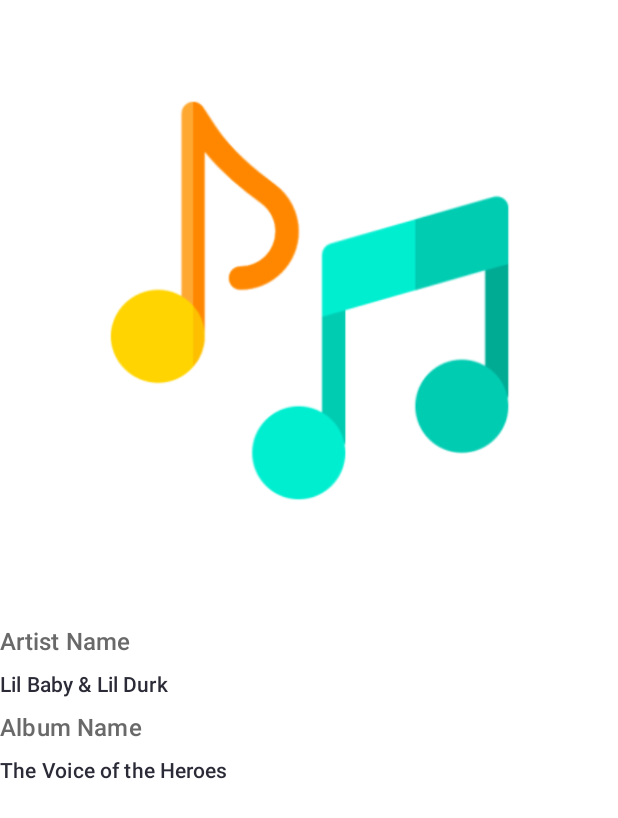
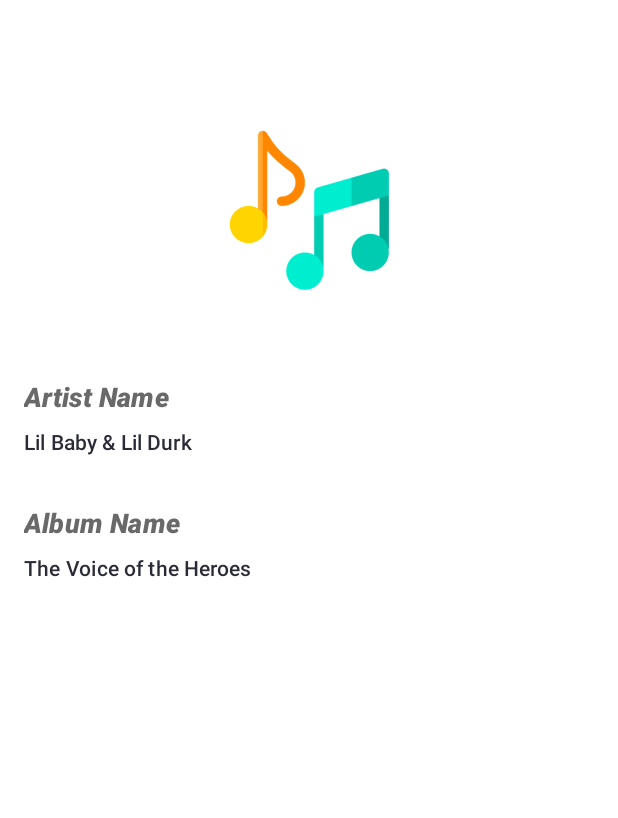
Before and after one commit to shirajsayed13/MusicBrowserApp, an Android app: the layout fragment_detail.xml on its own in the app's theme, with its tools: preview values and no code run, on a phone screen of 412 x 824 dp. Shown: the top 818 px of the screen. Run offline under Robolectric (Android 15) with nearby library versions, the phone set to English and light mode, and no system bars.

Commit message:
Add detail view for album in the genre list

```diff
--- a/app/build.gradle
+++ b/app/build.gradle
@@ -4,6 +4,7 @@ plugins {
     id 'kotlin-parcelize'
     id 'dagger.hilt.android.plugin'
     id 'kotlin-kapt'
+    id 'androidx.navigation.safeargs.kotlin'
 }
 
 apply from: '../dependencies.gradle'
--- a/app/src/main/java/com/shiraj/musicbrowserapp/listing/AlbumListingAdapter.kt
+++ b/app/src/main/java/com/shiraj/musicbrowserapp/listing/AlbumListingAdapter.kt
@@ -15,7 +15,7 @@ import kotlin.properties.Delegates
 class AlbumListingAdapter @Inject constructor() :
     RecyclerView.Adapter<AlbumListingAdapter.AlbumListingViewHolder>() {
 
-    internal var onAlbumClickListener: (GenreViewItem.AlbumView, Int) -> Unit = { _, _ -> }
+    internal var onAlbumClickListener: (GenreViewItem.AlbumView) -> Unit = { _ -> }
 
     internal var albumList: List<GenreViewItem.AlbumView> by
     Delegates.observable(listOf()) { _, _, _ -> notifyDataSetChanged() }
@@ -39,7 +39,7 @@ class AlbumListingAdapter @Inject constructor() :
             )
         ).apply {
             itemView.setOnClickListener {
-                onAlbumClickListener(albumList[adapterPosition], adapterPosition)
+                onAlbumClickListener(albumList[adapterPosition])
             }
         }
 
--- a/app/src/main/java/com/shiraj/musicbrowserapp/listing/GenreListingAdapter.kt
+++ b/app/src/main/java/com/shiraj/musicbrowserapp/listing/GenreListingAdapter.kt
@@ -16,6 +16,8 @@ class GenreListingAdapter : RecyclerView.Adapter<GenreListingAdapter.AlbumListin
     var genreList: List<GenreViewItem> by Delegates.observable(emptyList()) { _, _, _ ->
         notifyDataSetChanged()
     }
+
+    internal var onAlbumClickListener: (GenreViewItem.AlbumView) -> Unit = { _ -> }
 
     inner class AlbumListingViewHolder(
         private val binding: ItemGenreBinding
@@ -37,6 +39,9 @@ class GenreListingAdapter : RecyclerView.Adapter<GenreListingAdapter.AlbumListin
             binding.item = item
             binding.position = adapterPosition
             albumListingAdapter.albumList = item.albumView
+            albumListingAdapter.apply {
+                onAlbumClickListener = this@GenreListingAdapter.onAlbumClickListener
+            }
         }
     }
 
--- a/app/src/main/res/layout/fragment_detail.xml
+++ b/app/src/main/res/layout/fragment_detail.xml
@@ -14,10 +14,11 @@
         android:layout_width="match_parent"
         android:layout_height="match_parent">
 
-        <ImageView
+        <com.google.android.material.imageview.ShapeableImageView
             android:id="@+id/iv_artwork"
-            android:layout_width="0dp"
-            android:layout_height="400dp"
+            android:layout_width="160dp"
+            android:layout_height="160dp"
+            android:layout_marginTop="60dp"
             android:contentDescription="@string/app_name"
             android:transitionName="@{item.artworkUrl100}"
             app:imageUrl="@{item.artworkUrl100}"
@@ -26,17 +27,20 @@
             app:layout_constraintEnd_toEndOf="parent"
             app:layout_constraintStart_toStartOf="parent"
             app:layout_constraintTop_toTopOf="parent"
+            app:shapeAppearance="@style/RoundCornerImageViewShape"
             tools:src="@drawable/ic_music_player" />
 
         <TextView
             android:id="@+id/tv_name_label"
             android:layout_width="wrap_content"
             android:layout_height="wrap_content"
-            android:layout_marginTop="@dimen/dimen_16dp"
+            android:layout_marginStart="16dp"
+            android:layout_marginTop="32dp"
             android:text="@string/label_genre_name"
             android:textAppearance="?attr/textAppearanceSubtitle2"
             android:textColor="@color/planeSecondaryTextColor"
-            android:textSize="16sp"
+            android:textSize="18sp"
+            android:textStyle="bold|italic"
             app:layout_constraintStart_toStartOf="parent"
             app:layout_constraintTop_toBottomOf="@id/iv_artwork"
             tools:text="Artist Name" />
@@ -51,7 +55,7 @@
             android:textColor="@color/planePrimaryTextColor"
             android:textSize="14sp"
             app:layout_constraintEnd_toEndOf="parent"
-            app:layout_constraintStart_toStartOf="parent"
+            app:layout_constraintStart_toStartOf="@id/tv_name_label"
             app:layout_constraintTop_toBottomOf="@id/tv_name_label"
             tools:text="Lil Baby \&amp; Lil Durk" />
 
@@ -59,12 +63,13 @@
             android:id="@+id/tv_occupation_label"
             android:layout_width="0dp"
             android:layout_height="wrap_content"
-            android:layout_marginTop="8dp"
+            android:layout_marginTop="32dp"
             android:text="@string/label_artist_name"
             android:textAppearance="?attr/textAppearanceSubtitle2"
             android:textColor="@color/planeSecondaryTextColor"
-            android:textSize="16sp"
-            app:layout_constraintStart_toStartOf="parent"
+            android:textSize="18sp"
+            android:textStyle="bold|italic"
+            app:layout_constraintStart_toStartOf="@id/tv_name_label"
             app:layout_constraintTop_toBottomOf="@id/tv_name"
             tools:text="Album Name" />
 
@@ -78,7 +83,7 @@
             android:textColor="@color/planePrimaryTextColor"
             android:textSize="14sp"
             app:layout_constraintEnd_toEndOf="parent"
-            app:layout_constraintStart_toStartOf="parent"
+            app:layout_constraintStart_toStartOf="@id/tv_name_label"
             app:layout_constraintTop_toBottomOf="@id/tv_occupation_label"
             tools:text="The Voice of the Heroes" />
     </androidx.constraintlayout.widget.ConstraintLayout>
--- a/app/src/main/res/layout/fragment_listing.xml
+++ b/app/src/main/res/layout/fragment_listing.xml
@@ -12,11 +12,11 @@
         android:layout_height="wrap_content"
         android:layout_marginStart="@dimen/dimen_4dp"
         android:layout_marginBottom="@dimen/dimen_8dp"
+        android:elevation="@dimen/dimen_4dp"
         android:padding="2dp"
         android:text="@string/no_result_found"
         android:textColor="@color/black"
         android:textSize="24sp"
-        android:elevation="@dimen/dimen_4dp"
         android:textStyle="bold"
         android:visibility="gone"
         app:layout_constraintBottom_toBottomOf="parent"
```
Also changed, not shown: app/src/main/java/com/shiraj/musicbrowserapp/MainActivity.kt (+11 -0 lines), app/src/main/java/com/shiraj/musicbrowserapp/detail/DetailFragment.kt (+3 -8 lines), app/src/main/java/com/shiraj/musicbrowserapp/listing/ListingFragment.kt (+12 -0 lines), app/src/main/res/navigation/nav_app.xml (+9 -7 lines).
